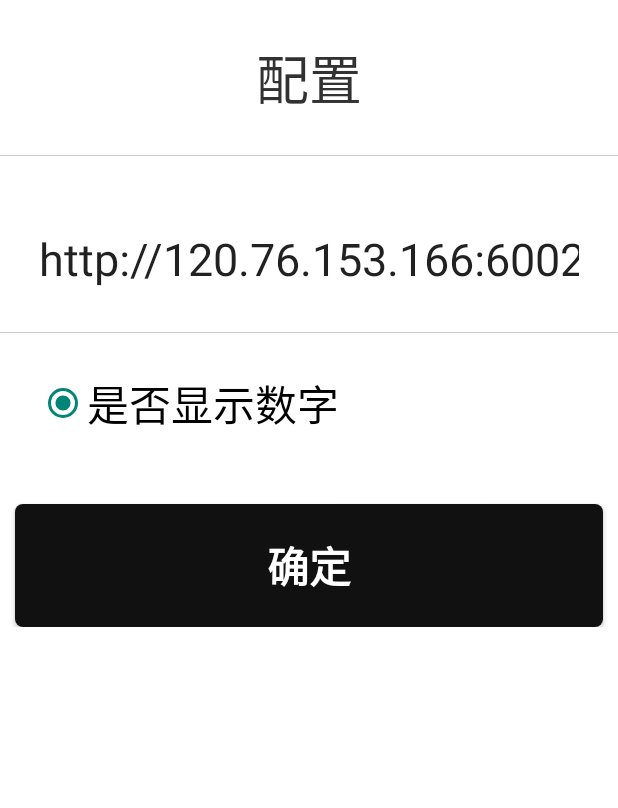
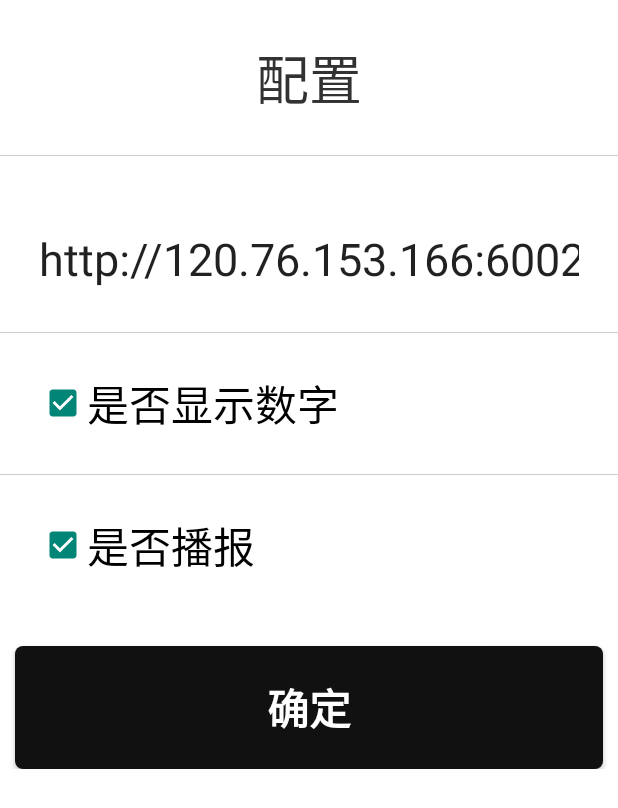
Before and after one commit to longkehuawei/daba, an Android app: the screen it shows after launch (ConfigureActivity), on a phone screen of 412 x 824 dp. Shown: the top 808 px of the screen. Run offline under Robolectric (Android 15) with nearby library versions, the phone set to English and light mode, and no system bars; our stand-ins replace ButterKnife; libraries missing offline, so code that uses them is left out: com.tsy.sdk, org.eclipse.paho, tv.danmaku.ijk; pictures from the network do not load.

Commit message:
是否播报

```diff
--- a/app/src/main/java/com/longke/shot/ConfigureActivity.java
+++ b/app/src/main/java/com/longke/shot/ConfigureActivity.java
@@ -4,8 +4,8 @@ import android.content.Intent;
 import android.os.Bundle;
 import android.support.v7.app.AppCompatActivity;
 import android.widget.Button;
+import android.widget.CheckBox;
 import android.widget.EditText;
-import android.widget.RadioButton;
 import android.widget.TextView;
 
 import butterknife.ButterKnife;
@@ -16,13 +16,14 @@ public class ConfigureActivity extends AppCompatActivity {
 
     @InjectView(R.id.addrss_name_tv)
     TextView addrssNameTv;
-
     @InjectView(R.id.url_name)
     EditText urlName;
     @InjectView(R.id.isRed)
-    RadioButton isRed;
+    CheckBox isRed;
     @InjectView(R.id.bt_queding)
     Button btQueding;
+    @InjectView(R.id.isRadio)
+    CheckBox isRadio;
     private boolean isFromMain;
 
     @Override
@@ -30,16 +31,17 @@ public class ConfigureActivity extends AppCompatActivity {
         super.onCreate(savedInstanceState);
         setContentView(R.layout.activity_configure);
         ButterKnife.inject(this);
-        isFromMain=getIntent().getBooleanExtra("isFromMain",false);
+        isFromMain = getIntent().getBooleanExtra("isFromMain", false);
         urlName.setText("http://120.76.153.166:6002");
     }
 
     @OnClick(R.id.bt_queding)
     public void onViewClicked() {
-        SharedPreferencesUtil.put(ConfigureActivity.this,SharedPreferencesUtil.BASE_URL,urlName.getText().toString());
-        SharedPreferencesUtil.put(ConfigureActivity.this,SharedPreferencesUtil.IS_RED,isRed.isChecked());
-        if(isFromMain){
-            startActivity(new Intent(ConfigureActivity.this,MainActivity.class));
+        SharedPreferencesUtil.put(ConfigureActivity.this, SharedPreferencesUtil.BASE_URL, urlName.getText().toString());
+        SharedPreferencesUtil.put(ConfigureActivity.this, SharedPreferencesUtil.IS_RED, isRed.isChecked());
+        SharedPreferencesUtil.put(ConfigureActivity.this, SharedPreferencesUtil.IS_RADIO, isRadio.isChecked());
+        if (isFromMain) {
+            startActivity(new Intent(ConfigureActivity.this, MainActivity.class));
         }
         finish();
 
--- a/app/src/main/java/com/longke/shot/MainActivity.java
+++ b/app/src/main/java/com/longke/shot/MainActivity.java
@@ -143,6 +143,7 @@ public class MainActivity extends AppCompatActivity {
     private long preClickTime;
     private boolean isShowRed=true;
     private boolean isShowRedOpen=true;
+    private boolean IS_RADIO=true;
     private ArrayList<String> mMusicList = new ArrayList<>();
     private int mPosition;
     private boolean mIsPlaying = false;
@@ -193,8 +194,10 @@ public class MainActivity extends AppCompatActivity {
                             }
                             listRadio.add(msg.getData().getInt("ID"));
                             if(listRadio.size()==1){
+                                if(IS_RADIO){
+                                    playAlarm(msg.getData().getInt("ID"));
+                                }
 
-                                playAlarm(msg.getData().getInt("ID"));
                             }
                         }
 
@@ -241,6 +244,7 @@ public class MainActivity extends AppCompatActivity {
         }
 
         isShowRedOpen= (boolean) SharedPreferencesUtil.get(MainActivity.this,SharedPreferencesUtil.IS_RED,true);
+        IS_RADIO= (boolean) SharedPreferencesUtil.get(MainActivity.this,SharedPreferencesUtil.IS_RADIO,true);
         DisplayMetrics dm = new DisplayMetrics();
         getWindowManager().getDefaultDisplay().getMetrics(dm);
 
--- a/app/src/main/java/com/longke/shot/SharedPreferencesUtil.java
+++ b/app/src/main/java/com/longke/shot/SharedPreferencesUtil.java
@@ -17,6 +17,7 @@ public class SharedPreferencesUtil {
     public static final String ServerUri="serverUri" ;
     public static final String BASE_URL="BASE_URL" ;
     public static final String IS_RED="isRed" ;
+    public static final String IS_RADIO="isRadio" ;
     /**
      * 保存在手机里面的文件名
      */
--- a/app/src/main/res/layout/activity_configure.xml
+++ b/app/src/main/res/layout/activity_configure.xml
@@ -73,10 +73,22 @@
                 android:layout_width="fill_parent"
                 android:layout_height="0.5dip"
                 android:background="#cccccc" />
-            <RadioButton
+            <CheckBox
                 android:id="@+id/isRed"
                 android:layout_width="wrap_content"
                 android:text="是否显示数字"
+                android:checked="true"
+                android:layout_margin="26dp"
+                android:textSize="28.0sp"
+                android:layout_height="wrap_content" />
+            <View
+                android:layout_width="fill_parent"
+                android:layout_height="0.5dip"
+                android:background="#cccccc" />
+            <CheckBox
+                android:id="@+id/isRadio"
+                android:layout_width="wrap_content"
+                android:text="是否播报"
                 android:checked="true"
                 android:layout_margin="26dp"
                 android:textSize="28.0sp"
```
